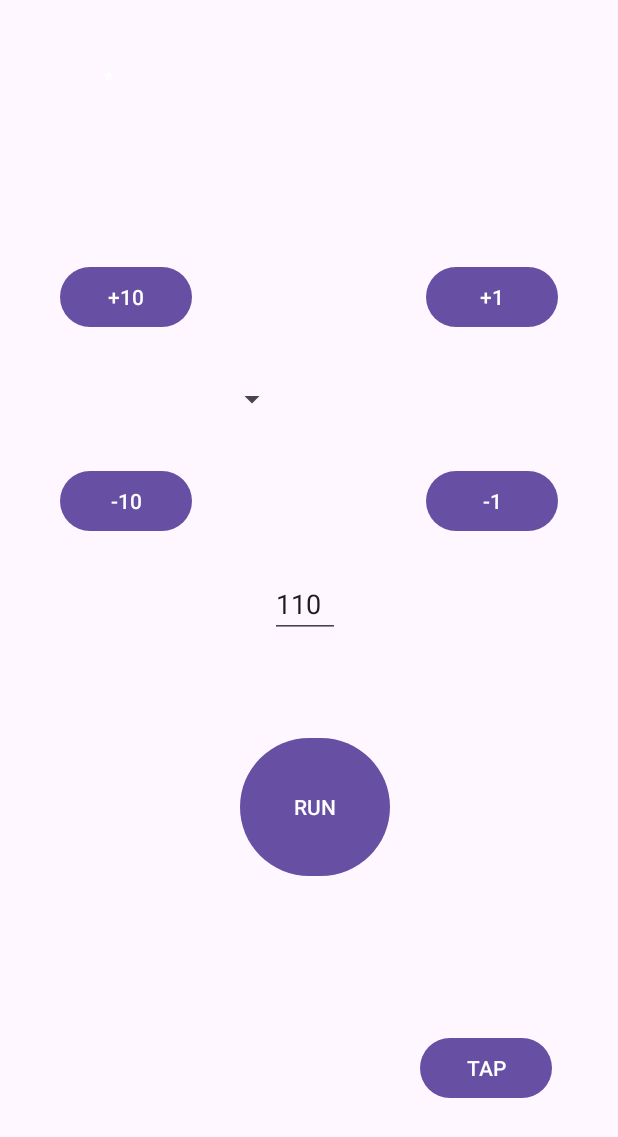
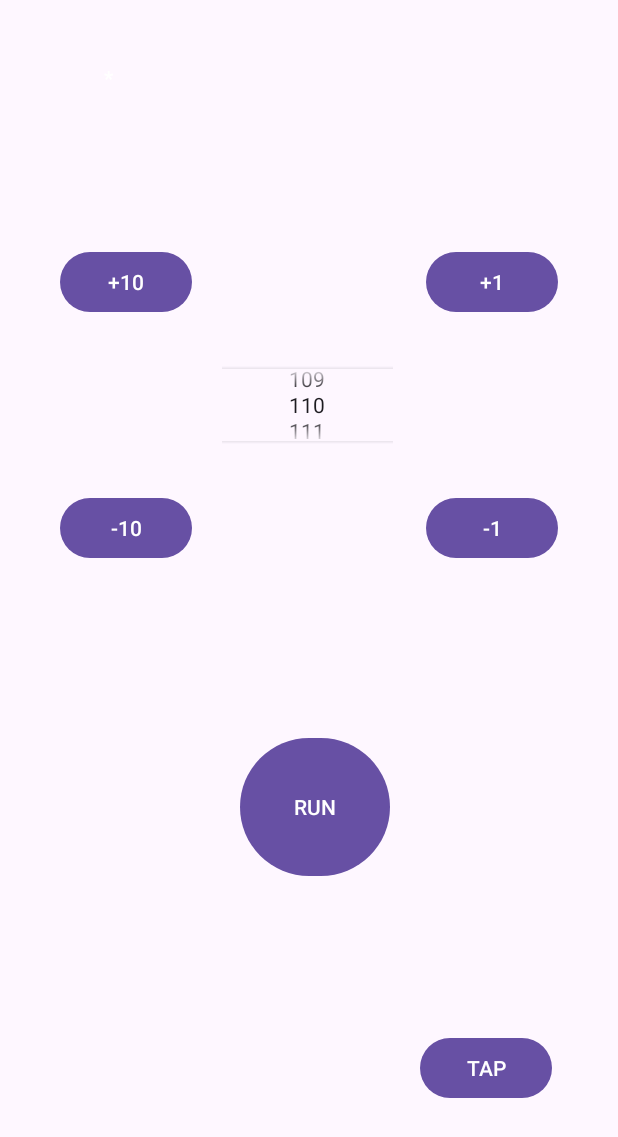
Before and after one commit to shuevalov/metronome-project, an Android app: the fragment MainMetronomeFragment placed in its activity, after a tap on "-10", on a phone screen of 412 x 824 dp. Shown: the top 1137 px of the screen. Run offline under Robolectric (Android 15) with nearby library versions, the phone set to English and light mode, and no system bars; 3 statements that could not run were skipped.

Commit message:
added number picker

```diff
--- a/app/src/main/java/ru/shuevalov/metronome_project/fragments/MainMetronomeFragment.kt
+++ b/app/src/main/java/ru/shuevalov/metronome_project/fragments/MainMetronomeFragment.kt
@@ -22,6 +22,7 @@ class MainMetronomeFragment : Fragment(R.layout.main_metronome_fragment) {
 
     private val MY_TAG: String = "MainMetronomeFragment"
     private var bpm: Long = 0L
+    // bpm into millis
     private var delayBpm: Long = 0L
     private var job: Job? = null
 
@@ -35,6 +36,9 @@ class MainMetronomeFragment : Fragment(R.layout.main_metronome_fragment) {
 
         setBpm(120L)
         var isTicking: Boolean = false
+
+        // that's wrong i guess but right now i don't know how it should be
+        // TODO: ask teacher
         binding.run.setOnClickListener {
             if (!isTicking) {
                 job = lifecycleScope.launch {
@@ -53,6 +57,18 @@ class MainMetronomeFragment : Fragment(R.layout.main_metronome_fragment) {
                 }
             }
         }
+
+        binding.bpmPicker.apply {
+            minValue = 1
+            maxValue = 300
+            setOnValueChangedListener { picker, oldVal, newVal ->
+                setBpm(newVal.toLong())
+            }
+            setOnLongClickListener {
+                TODO("input a value, with dialog fragment i guess")
+            }
+
+        }
         binding.minusOneButton.setOnClickListener {
             setBpm(bpm - 1)
         }
@@ -69,11 +85,11 @@ class MainMetronomeFragment : Fragment(R.layout.main_metronome_fragment) {
         return binding.root
     }
 
-    // if there's no argument - set bpm value from EditText
-    private fun setBpm(input: Long = -1L) {
-        bpm = if (input == -1L) binding.testEditText.text.toString().toLong()
-            else input
+    private fun setBpm(input: Long) {
+        bpm = input
         delayBpm = (60000L / bpm) - 50 // temporary
-        binding.testEditText.setText(bpm.toString())
+        if (bpm.toInt() != binding.bpmPicker.value) {
+            binding.bpmPicker.value = bpm.toInt()
+        }
     }
 }
--- a/app/src/main/res/layout/main_metronome_fragment.xml
+++ b/app/src/main/res/layout/main_metronome_fragment.xml
@@ -6,16 +6,15 @@
     android:layout_width="match_parent"
     android:layout_height="match_parent">
 
-    <EditText
-        android:id="@+id/test_edit_text"
-        android:layout_width="wrap_content"
-        android:layout_height="wrap_content"
-        android:layout_marginStart="180dp"
-        android:layout_marginTop="380dp"
+    <NumberPicker
+        android:id="@+id/bpm_picker"
+        android:layout_width="114dp"
+        android:layout_height="52dp"
+        android:layout_marginStart="148dp"
+        android:layout_marginTop="244dp"
         android:hint="BPM"
         app:layout_constraintStart_toStartOf="parent"
-        app:layout_constraintTop_toTopOf="parent">
-    </EditText>
+        app:layout_constraintTop_toTopOf="parent" />
 
     <Button
         android:id="@+id/run"
@@ -25,9 +24,7 @@
         android:layout_marginTop="488dp"
         app:layout_constraintStart_toStartOf="parent"
         app:layout_constraintTop_toTopOf="parent"
-        android:text="RUN">
-
-    </Button>
+        android:text="RUN"/>
 
     <Button
         android:id="@+id/minus_ten_button"
@@ -36,7 +33,7 @@
         android:layout_marginStart="@dimen/plus_buttons_side_dimen"
         android:layout_marginTop="@dimen/plus_buttons_up_down_dimen"
         app:layout_constraintStart_toStartOf="parent"
-        app:layout_constraintTop_toBottomOf="@+id/bpm_spinner"
+        app:layout_constraintTop_toBottomOf="@+id/bpm_picker"
         android:text="-10"/>
 
     <Button
@@ -45,7 +42,7 @@
         android:layout_height="wrap_content"
         android:layout_marginStart="@dimen/plus_buttons_side_dimen"
         android:layout_marginBottom="@dimen/plus_buttons_up_down_dimen"
-        app:layout_constraintBottom_toTopOf="@+id/bpm_spinner"
+        app:layout_constraintBottom_toTopOf="@+id/bpm_picker"
         app:layout_constraintStart_toStartOf="parent"
         android:text="+10" />
 
@@ -55,7 +52,7 @@
         android:layout_height="wrap_content"
         android:layout_marginEnd="@dimen/plus_buttons_side_dimen"
         android:layout_marginBottom="@dimen/plus_buttons_up_down_dimen"
-        app:layout_constraintBottom_toTopOf="@+id/bpm_spinner"
+        app:layout_constraintBottom_toTopOf="@+id/bpm_picker"
         app:layout_constraintEnd_toEndOf="parent"
         android:text="+1"/>
 
@@ -66,7 +63,7 @@
         android:layout_marginTop="@dimen/plus_buttons_up_down_dimen"
         android:layout_marginEnd="@dimen/plus_buttons_side_dimen"
         app:layout_constraintEnd_toEndOf="parent"
-        app:layout_constraintTop_toBottomOf="@+id/bpm_spinner"
+        app:layout_constraintTop_toBottomOf="@+id/bpm_picker"
         android:text="-1"/>
 
     <Button
@@ -91,14 +88,4 @@
         app:layout_constraintStart_toStartOf="parent"
         app:layout_constraintTop_toTopOf="parent" />
 
-    <Spinner
-        android:id="@+id/bpm_spinner"
-        android:layout_width="wrap_content"
-        android:layout_height="wrap_content"
-        android:layout_marginStart="144dp"
-        android:layout_marginTop="254dp"
-        app:layout_constraintStart_toStartOf="parent"
-        app:layout_constraintTop_toTopOf="parent" />
-
-
 </androidx.constraintlayout.widget.ConstraintLayout>
```
